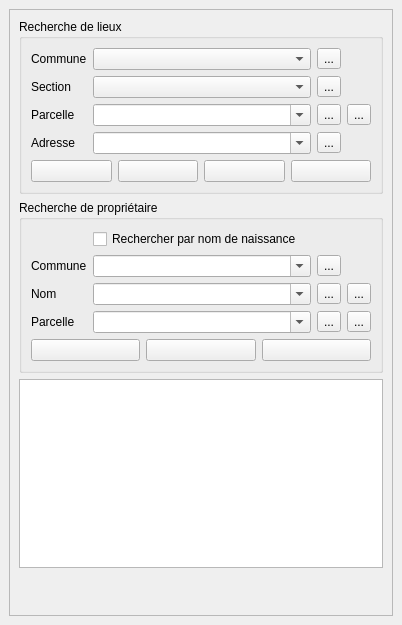
Before: the Qt Designer form cadastre/forms/cadastre_search_form.ui in 3liz/QgisCadastrePlugin, drawn with Qt 5.
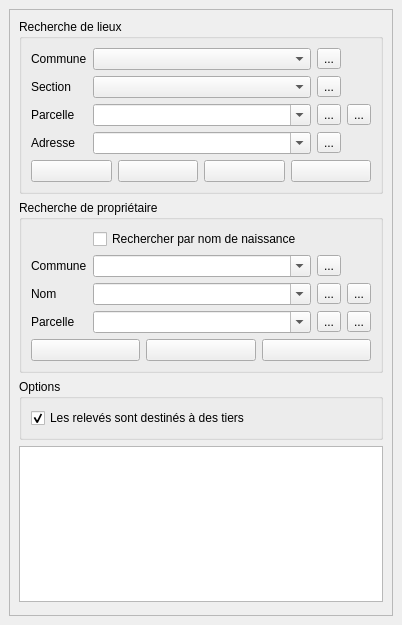
After: the same form once the commit is applied.

Commit message:
Export des relevés - Ajout d'une option "Les relevés sont destinés à des tiers"
Une nouvelle case à cocher "Les relevés sont destinés à des tiers" est visible

* dans le panneau de recherche
* dans la popup d'identification de la parcelle

Elle est activée par défaut et a pour conséquence de ne pas exporter
les dates et lieux de naissance des propriétaires dans les relevés PDF.

The edit to the form file:
```diff
--- a/cadastre/forms/cadastre_search_form.ui
+++ b/cadastre/forms/cadastre_search_form.ui
@@ -25,8 +25,8 @@
         <rect>
          <x>0</x>
          <y>0</y>
-         <width>382</width>
-         <height>586</height>
+         <width>436</width>
+         <height>573</height>
         </rect>
        </property>
        <layout class="QVBoxLayout" name="verticalLayout_13">
@@ -398,6 +398,28 @@
           </layout>
          </widget>
         </item>
+        <item>
+         <widget class="QGroupBox" name="grpOptions">
+          <property name="title">
+           <string>Options</string>
+          </property>
+          <layout class="QVBoxLayout" name="verticalLayout_3">
+           <item>
+            <widget class="QCheckBox" name="cbForThirdParty">
+             <property name="toolTip">
+              <string>Lorsque cette case est cochée, les dates et lieux de naissance des propriétaires ne sont pas exportés dans les relevés PDF.</string>
+             </property>
+             <property name="text">
+              <string>Les relevés sont destinés à des tiers</string>
+             </property>
+             <property name="checked">
+              <bool>true</bool>
+             </property>
+            </widget>
+           </item>
+          </layout>
+         </widget>
+        </item>
         <item>
          <widget class="QTextEdit" name="txtLog">
           <property name="html">
```
Left out of the diff: 4 changed lines with no effect on the pictures. Lines whose indentation alone changed are shown as unchanged. The commit also changes 9 other files.
